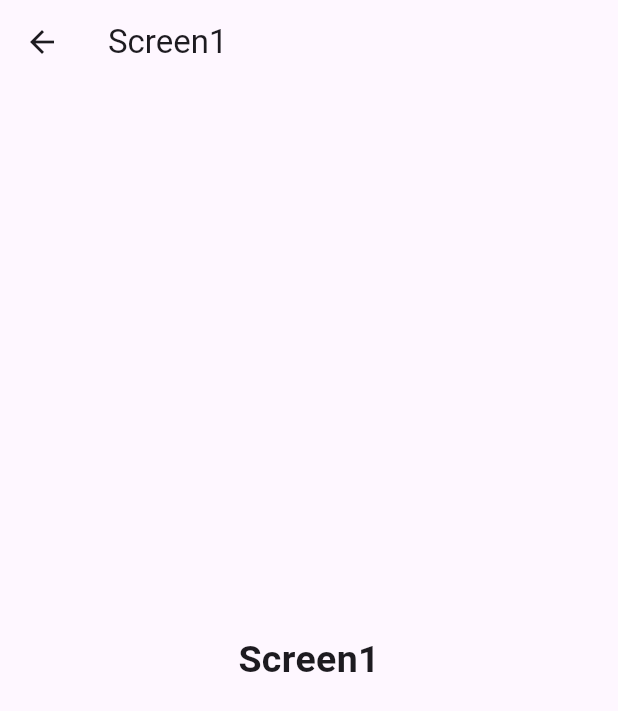
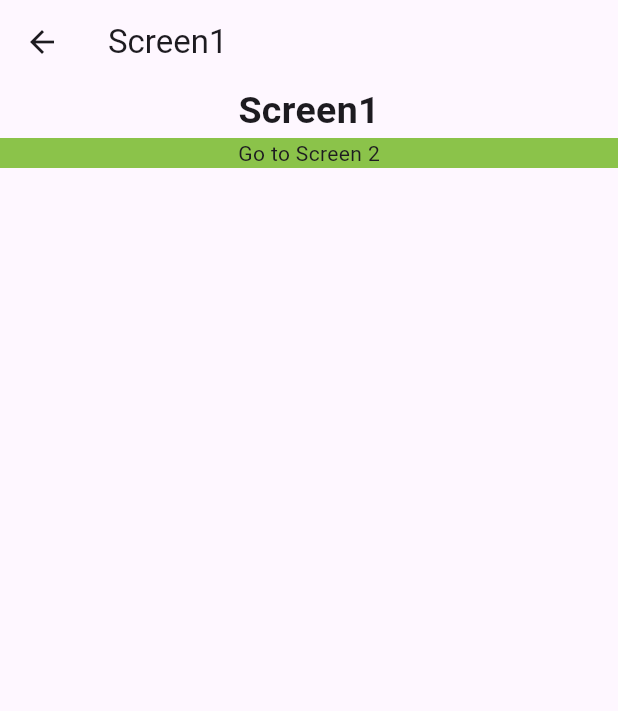
Before and after one commit to KaushalGautam080/flutter_auto_route, a Flutter app: the Screen1 screen opened directly, on a phone screen of 412 x 824 dp. Shown: the top 711 px of the screen. Run offline on Flutter 3.47's test engine with Material 3 defaults, Android fonts, the phone set to English and light mode, and no system bars; our stand-ins replace auto_route.

Commit message:
screen navigation success using auto_route

```diff
--- /dev/null
+++ b/lib/config/routes/routes.dart
@@ -0,0 +1,17 @@
+import 'package:auto_route/auto_route.dart';
+import 'package:flutter_auto_route/features/presentation/pages/screen1.dart';
+
+import '../../features/presentation/pages/screen2.dart';
+import '../../features/presentation/pages/screen3.dart';
+part 'routes.gr.dart';
+@AutoRouterConfig(replaceInRouteName: "Route")
+class AppRouter extends _$AppRouter{
+  @override
+  RouteType get defaultRouteType => const RouteType.adaptive();
+@override
+List<AutoRoute> get routes => [
+  AutoRoute(page: Screen1Route.page,path: '/'),
+  AutoRoute(page: Screen2Route.page),
+  AutoRoute(page: Screen3Route.page),
+];
+}
--- a/lib/features/presentation/pages/screen1.dart
+++ b/lib/features/presentation/pages/screen1.dart
@@ -1,5 +1,9 @@
+import 'package:auto_route/auto_route.dart';
 import 'package:flutter/material.dart';
+import 'package:flutter_auto_route/config/routes/routes.dart';
+import 'package:flutter_auto_route/features/presentation/widgets/cus_button.dart';
 
+@RoutePage()
 class Screen1 extends StatefulWidget {
   const Screen1({super.key});
   @override
@@ -13,11 +17,18 @@ class _Screen1State extends State<Screen1> {
       appBar: AppBar(
         title: const Text("Screen1"),
       ),
-      body: const Center(
-        child: Text(
-          "Screen1",
-          style: TextStyle(fontSize: 25, fontWeight: FontWeight.bold),
-        ),
+      body: Column(
+        children: [
+          const Center(
+            child: Text(
+              "Screen1",
+              style: TextStyle(fontSize: 25, fontWeight: FontWeight.bold),
+            ),
+          ),
+          CustomButton(text: "Go to Screen 2", onTap: () {
+            AutoRouter.of(context).push(const Screen2Route());
+          }),
+        ],
       ),
     );
   }
--- /dev/null
+++ b/lib/features/presentation/widgets/cus_button.dart
@@ -0,0 +1,22 @@
+import 'package:flutter/material.dart';
+
+class CustomButton extends StatelessWidget {
+  final String text;
+  final VoidCallback onTap;
+  const CustomButton({super.key, required this.text, required this.onTap});
+
+  @override
+  Widget build(BuildContext context) {
+    return InkWell(
+      onTap: onTap,
+      child: Container(
+        color: Colors.lightGreen,
+        child: Center(
+          child: Text(
+            text,
+          ),
+        ),
+      ),
+    );
+  }
+}
--- a/pubspec.yaml
+++ b/pubspec.yaml
@@ -35,6 +35,9 @@ dependencies:
   # The following adds the Cupertino Icons font to your application.
   # Use with the CupertinoIcons class for iOS style icons.
   cupertino_icons: ^1.0.2
+  auto_route: ^7.8.4
+  auto_route_generator: ^7.3.2
+  build_runner: ^2.4.7
 
 dev_dependencies:
   flutter_test:
```
Also changed, not shown: lib/features/presentation/pages/screen2.dart (+16 -5 lines), lib/features/presentation/pages/screen3.dart (+16 -5 lines), lib/main.dart (+9 -114 lines), lib/config/routes/routes.gr.dart (added), pubspec.lock.
